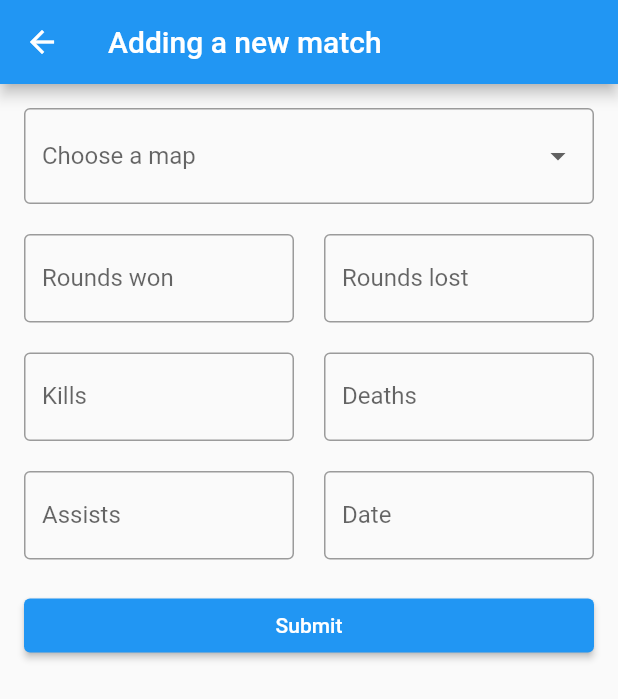
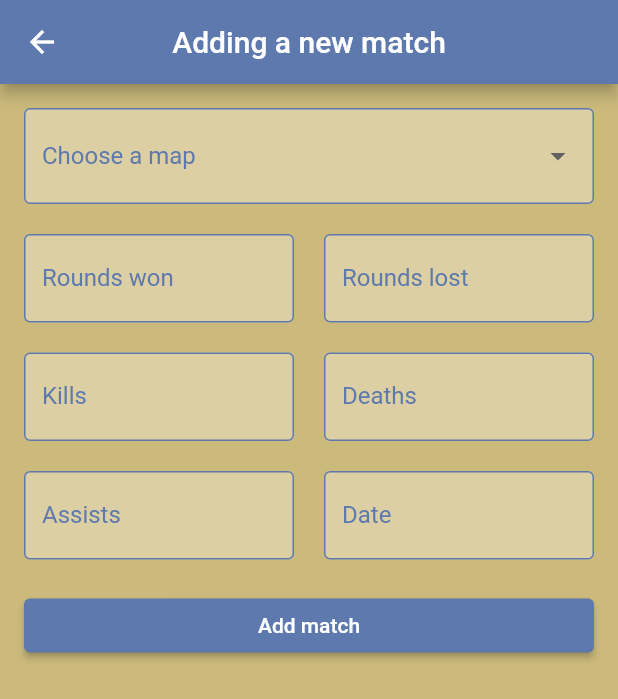
Before and after one commit to siposbi/csgo_tracker, a Flutter app: the screen it shows once a user with an empty profile is signed in, item 2 of the bottom bar chosen, after a tap on the "add" icon, on a phone screen of 412 x 824 dp. Shown: the top 699 px of the screen. Run offline on Flutter 3.47's test engine with Material 2 defaults, Android fonts, the phone set to English and light mode, and no system bars; our stand-ins replace cloud_firestore, firebase_auth, firebase_core, google_sign_in; accounts and stored records are empty.

Commit message:
Added colors, changed some design

```diff
--- a/lib/main.dart
+++ b/lib/main.dart
@@ -1,4 +1,5 @@
 import 'package:cloud_firestore/cloud_firestore.dart';
+import 'package:csgo_tracker/materials/custom_colors.dart';
 import 'package:csgo_tracker/pages/sign_in_page.dart';
 import 'package:csgo_tracker/pages/tabs_page.dart';
 import 'package:csgo_tracker/services/authentication_service.dart';
@@ -22,6 +23,9 @@ class MyApp extends StatelessWidget {
         Provider<AuthenticationService>(
           create: (_) => AuthenticationService(FirebaseAuth.instance),
         ),
+        Provider<CustomColors>(
+          create: (_) => CustomColors(),
+        ),
         StreamProvider(
           create: (context) =>
               context.read<AuthenticationService>().authStateChanges,
@@ -34,7 +38,8 @@ class MyApp extends StatelessWidget {
       child: MaterialApp(
         title: 'Mm Tracker',
         theme: ThemeData(
-          primarySwatch: Colors.blue,
+          primarySwatch: CustomColors.PRIMARY_SWATCH,
+          scaffoldBackgroundColor: CustomColors.BACKGROUND_COLOR,
           visualDensity: VisualDensity.adaptivePlatformDensity,
         ),
         home: AuthenticationWrapper(),
--- /dev/null
+++ b/lib/materials/custom_colors.dart
@@ -0,0 +1,22 @@
+import 'package:flutter/material.dart';
+
+class CustomColors {
+  static const Color PRIMARY_COLOR = Color(0xFF5D79AE);
+  static const Color BACKGROUND_COLOR = Color(0XFFCCBA7C);
+  static const Color CARD_COLOR = Color(0xFFDCCFA4);
+  static const MaterialColor PRIMARY_SWATCH = MaterialColor(
+    0xFF5D79AE,
+    <int, Color>{
+      50: Color(0xFF5D79AE),
+      100: Color(0xFF5D79AE),
+      200: Color(0xFF5D79AE),
+      300: Color(0xFF5D79AE),
+      400: Color(0xFF5D79AE),
+      500: Color(0xFF5D79AE),
+      600: Color(0xFF5D79AE),
+      700: Color(0xFF5D79AE),
+      800: Color(0xFF5D79AE),
+      900: Color(0xFF5D79AE),
+    },
+  );
+}
--- a/lib/models/match_model.dart
+++ b/lib/models/match_model.dart
@@ -1,12 +1,13 @@
 class MatchModel {
-  DateTime dateTime;
+  DateTime gameDate, createdAt;
   String map;
   int roundsWon, roundsLost, numberOfKills, numberOfAssists, numberOfDeaths;
 
   double get killsPerDeathsRatio => numberOfKills / numberOfDeaths;
 
   MatchModel(
-      {required this.dateTime,
+      {required this.createdAt,
+      required this.gameDate,
       required this.map,
       required this.roundsWon,
       required this.roundsLost,
@@ -16,17 +17,13 @@ class MatchModel {
 
   factory MatchModel.fromMap(Map<String, dynamic> data) {
     return MatchModel(
+        createdAt: data['createdAt'].toDate(),
+        gameDate: data['gameDate'].toDate(),
         map: data['map'],
-        dateTime: data['dateTime'].toDate(),
         roundsWon: data['roundsWon'],
         roundsLost: data['roundsLost'],
         numberOfKills: data['numberOfKills'],
         numberOfAssists: data['numberOfAssists'],
         numberOfDeaths: data['numberOfDeaths']);
   }
-
-  @override
-  String toString() {
-    return 'MatchModel{dateTime: $dateTime, map: $map, roundsWon: $roundsWon, roundsLost: $roundsLost, numberOfKills: $numberOfKills, numberOfAssists: $numberOfAssists, numberOfDeaths: $numberOfDeaths}';
-  }
 }
--- a/lib/pages/about_page.dart
+++ b/lib/pages/about_page.dart
@@ -5,13 +5,28 @@ import 'package:provider/provider.dart';
 class AboutPage extends StatelessWidget {
   @override
   Widget build(BuildContext context) {
-    final text = 'SIGN OUT ${context.read<AuthenticationService>().currentUser!.displayName}';
+    final text =
+        'SIGN OUT ${context.read<AuthenticationService>().currentUser!.displayName}';
+    final text2 =
+        '${context.read<AuthenticationService>().currentUser!.metadata.creationTime}';
+    final text4 = '${context.read<AuthenticationService>().currentUser!.email}';
 
-    return Container(
-      child: ElevatedButton(
-        child: Text(text),
-        onPressed: () => context.read<AuthenticationService>().signOut(),
-      ),
+    return Column(
+      children: [
+        SizedBox(
+          width: 115,
+          height: 115,
+          child: CircleAvatar(
+            backgroundImage: NetworkImage(
+                context.read<AuthenticationService>().currentUser!.photoURL!),
+          ),
+        ),
+        SizedBox(height: 20,),
+        ElevatedButton(
+          child: Text(text),
+          onPressed: () => context.read<AuthenticationService>().signOut(),
+        ),
+      ],
     );
   }
 }
--- a/lib/pages/add_new_match_page.dart
+++ b/lib/pages/add_new_match_page.dart
@@ -1,5 +1,5 @@
 import 'package:cloud_firestore/cloud_firestore.dart';
-import 'package:csgo_tracker/models/match_model.dart';
+import 'package:csgo_tracker/materials/custom_colors.dart';
 import 'package:flutter/cupertino.dart';
 import 'package:flutter/material.dart';
 import 'package:flutter/services.dart';
@@ -33,25 +33,33 @@ class _AddMatchState extends State<AddMatch> {
   DateTime? selectedDate;
   TextEditingController dateController = TextEditingController();
 
+  InputDecoration _inputDecoration(text) => InputDecoration(
+        filled: true,
+        fillColor: CustomColors.CARD_COLOR,
+        labelText: text,
+        labelStyle: TextStyle(color: CustomColors.PRIMARY_COLOR),
+        border: const OutlineInputBorder(
+            borderSide: BorderSide(color: CustomColors.PRIMARY_COLOR)),
+        enabledBorder: const OutlineInputBorder(
+            borderSide: BorderSide(color: CustomColors.PRIMARY_COLOR)),
+      );
+
   Widget buildDropDown() => DropdownButtonFormField(
-        decoration: InputDecoration(
-          labelText: 'Choose a map',
-          border: OutlineInputBorder(),
-        ),
+        style: TextStyle(color: CustomColors.PRIMARY_COLOR),
+        decoration: _inputDecoration('Choose a map'),
+        dropdownColor: CustomColors.CARD_COLOR,
         onChanged: (value) => setState(() => dropDownValue = value.toString()),
         items: mapList
-            .map((cityTitle) =>
-                DropdownMenuItem(value: cityTitle, child: Text("$cityTitle")))
+            .map((mapName) =>
+                DropdownMenuItem(value: mapName, child: Text("$mapName")))
             .toList(),
         validator: (value) => value == null ? 'Map required' : null,
       );
 
   Widget customFormInput(String labelText, PrimitiveWrapper variable) =>
       TextFormField(
-        decoration: InputDecoration(
-          labelText: labelText,
-          border: OutlineInputBorder(),
-        ),
+        style: TextStyle(color: CustomColors.PRIMARY_COLOR),
+        decoration: _inputDecoration(labelText),
         keyboardType: TextInputType.number,
         inputFormatters: [
           FilteringTextInputFormatter.allow(RegExp(r'[0-9]')),
@@ -75,6 +83,7 @@ class _AddMatchState extends State<AddMatch> {
   }
 
   Widget buildDatePicker() => TextFormField(
+        style: TextStyle(color: CustomColors.PRIMARY_COLOR),
         controller: dateController,
         onTap: () {
           FocusScope.of(context).requestFocus(new FocusNode());
@@ -85,14 +94,11 @@ class _AddMatchState extends State<AddMatch> {
             return 'Date required';
           }
         },
-        decoration: InputDecoration(
-          labelText: 'Date',
-          border: OutlineInputBorder(),
-        ),
+        decoration: _inputDecoration('Date'),
       );
 
   Widget submitButton() => ElevatedButton(
-      child: Text("Submit"),
+      child: Text("Add match"),
       onPressed: () {
         final isValid = _formKey.currentState!.validate();
         if (isValid) {
@@ -102,7 +108,8 @@ class _AddMatchState extends State<AddMatch> {
               FirebaseFirestore.instance.collection('test');
 
           users.add({
-            'dateTime': selectedDate!,
+            'createdAt': DateTime.now(),
+            'gameDate': selectedDate!,
             'map': dropDownValue!,
             'numberOfKills': kills.value,
             'numberOfDeaths': deaths.value,
@@ -132,6 +139,7 @@ class _AddMatchState extends State<AddMatch> {
   Widget build(BuildContext context) {
     return Scaffold(
       appBar: AppBar(
+        centerTitle: true,
         title: Text('Adding a new match'),
       ),
       body: Form(
--- a/lib/pages/matches_page.dart
+++ b/lib/pages/matches_page.dart
@@ -17,7 +17,8 @@ class MatchesPage extends StatelessWidget {
             }
             final matches = snapshot.data!.docs
                 .map((e) => MatchModel.fromMap(e.data()!))
-                .toList();
+                .toList()
+                  ..sort((d1, d2) => d2.createdAt.compareTo(d1.createdAt));
             return ListView.separated(
               itemBuilder: (_, index) =>
                   buildMatchCard(context, matches[index]),
--- a/lib/pages/sign_in_page.dart
+++ b/lib/pages/sign_in_page.dart
@@ -6,18 +6,50 @@ class SignInPage extends StatelessWidget {
   @override
   Widget build(BuildContext context) {
     return Scaffold(
-      body: Column(
+      appBar: AppBar(
+        centerTitle: true,
+        title: Text('CS:GO Mm Tracker'),
+      ),
+      body: Padding(
+        padding: const EdgeInsets.all(16.0),
+        child: Column(
           mainAxisAlignment: MainAxisAlignment.center,
+          crossAxisAlignment: CrossAxisAlignment.stretch,
           children: [
-          Center(
+            Text(
+              'Sign in',
+              textAlign: TextAlign.center,
+              style: TextStyle(
+                fontSize: 32.0,
+                fontWeight: FontWeight.bold,
+              ),
+            ),
+            SizedBox(
+              height: 20.0,
+            ),
+            SizedBox(
+              height: 80.0,
               child: ElevatedButton(
+                child: Text(
+                  'Sign in with Google',
+                  style: TextStyle(
+                    fontSize: 24.0,
+                  ),
+                ),
+                style: ElevatedButton.styleFrom(
+                    primary: Colors.red,
+                    onPrimary: Colors.white,
+                    shape: RoundedRectangleBorder(
+                        borderRadius: BorderRadius.all(
+                      Radius.circular(16.0),
+                    ))),
                 onPressed: () {
                   context.read<AuthenticationService>().signInWithGoogle();
                 },
-              child: Text("Sign in"),
               ),
-          )
+            ),
           ],
+        ),
       ),
     );
   }
--- a/lib/pages/tabs_page.dart
+++ b/lib/pages/tabs_page.dart
@@ -1,3 +1,4 @@
+import 'package:csgo_tracker/materials/custom_colors.dart';
 import 'package:csgo_tracker/pages/tab_navigation_item.dart';
 import 'package:flutter/material.dart';
 
@@ -13,16 +14,21 @@ class _TabsPageState extends State<TabsPage> {
   Widget build(BuildContext context) {
     return Scaffold(
       appBar: AppBar(
+        centerTitle: true,
         title: Text(TabNavigationItem.items[_currentIndex].label),
       ),
       body: IndexedStack(
         index: _currentIndex,
         children: <Widget>[
-          for (final tabItem in TabNavigationItem.items)
-            tabItem.page,
+          for (final tabItem in TabNavigationItem.items) tabItem.page,
         ],
       ),
-      bottomNavigationBar: BottomNavigationBar(
+      bottomNavigationBar: Theme(
+        data: Theme.of(context).copyWith(
+          canvasColor: CustomColors.PRIMARY_COLOR,
+          primaryColor: Colors.white,
+        ), //
+        child: BottomNavigationBar(
           currentIndex: _currentIndex,
           onTap: (int index) => setState(() => _currentIndex = index),
           items: <BottomNavigationBarItem>[
@@ -33,6 +39,7 @@ class _TabsPageState extends State<TabsPage> {
               ),
           ],
         ),
+      ),
     );
   }
 }
--- a/lib/services/authentication_service.dart
+++ b/lib/services/authentication_service.dart
@@ -26,7 +26,6 @@ class AuthenticationService {
     UserCredential result =
         await _firebaseAuth.signInWithCredential(credential);
 
-
     if (result.additionalUserInfo!.isNewUser){
       User? user = result.user;
       await FirebaseFirestore.instance.collection('users').doc(user!.uid).set({
```
Lines whose indentation alone changed are shown as unchanged.
